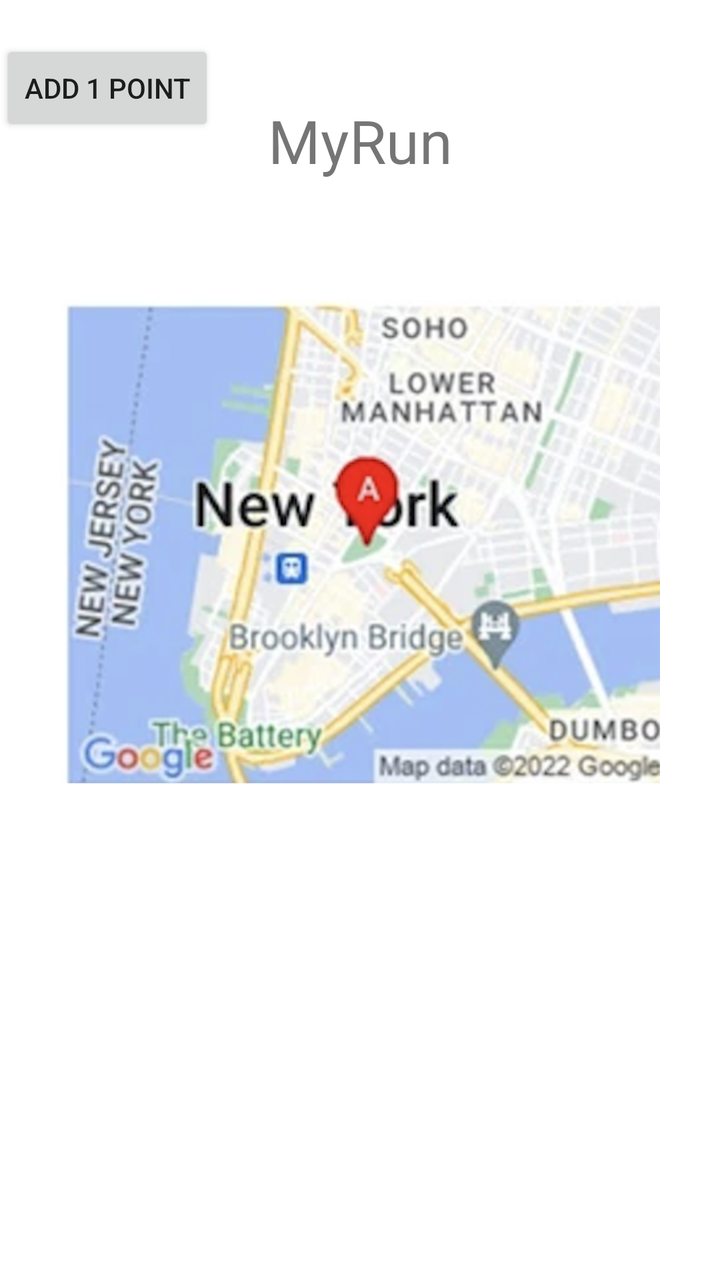
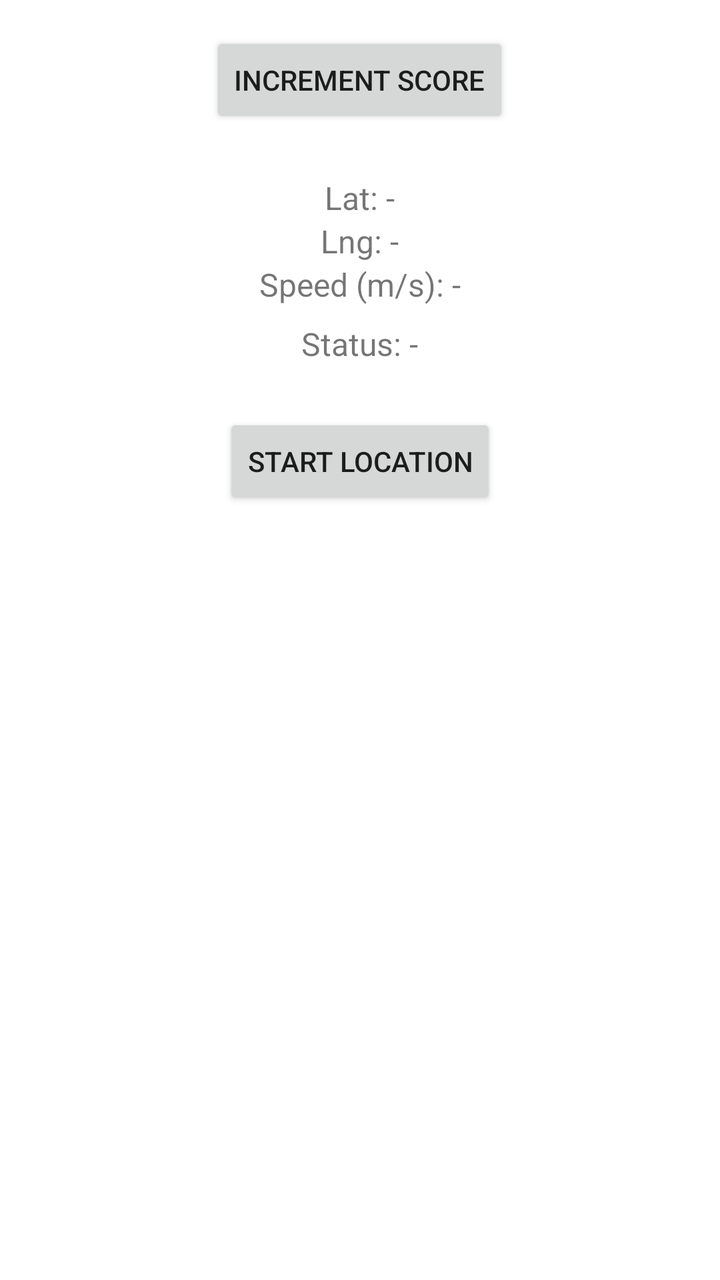

The first picture is an Android layout as it rendered before a commit; the second is the same layout after the commit. The layout source and the unified diff follow.
<!-- AndroidManifest.xml: application theme Theme.KeepPace -->
<!-- res/layout/fragment_my_run.xml -->
<?xml version="1.0" encoding="utf-8"?>
<FrameLayout xmlns:android="http://schemas.android.com/apk/res/android"
    xmlns:tools="http://schemas.android.com/tools"
    android:layout_width="match_parent"
    android:layout_height="match_parent"
    tools:context=".MyRun">

    <TextView
        android:layout_width="match_parent"
        android:layout_height="match_parent"
        android:textSize="30sp"
        android:gravity="top|center"
        android:layout_marginTop="50dp"
        android:text="MyRun" />

    <ImageView
        android:id="@+id/mapBackground"
        android:layout_width="match_parent"
        android:layout_height="wrap_content"
        android:adjustViewBounds="true"
        android:layout_marginTop="150dp"
        android:layout_marginLeft="30sp"
        android:layout_marginRight="30sp"
        android:scaleType="centerCrop"
        android:src="@drawable/mapexample" />

    <Button
        android:id="@+id/buttonIncrementScore"
        android:layout_width="wrap_content"
        android:layout_height="wrap_content"
        android:text="Add 1 Point"
        android:layout_marginTop="20dp"/>




</FrameLayout>
<!-- resources referenced by this layout -->
<resources>
  <!-- drawable mapexample: png bitmap (drawable, 314200 bytes) -->
  <style name="Theme.KeepPace" parent="Theme.MaterialComponents.DayNight.NoActionBar">
          
          <item name="colorPrimary">@color/keep_pace_teal</item>
          <item name="colorPrimaryVariant">@color/black</item>
          <item name="android:statusBarColor">@color/keep_pace_teal</item>
          <item name="android:windowLightStatusBar">true</item>
      </style>
  <color name="keep_pace_teal">#009688</color>
  <color name="black">#FF000000</color>
</resources>

<!-- the commit's change to res/layout/fragment_my_run.xml (unified diff, before → after) -->
@@ -1,37 +1,57 @@
 <?xml version="1.0" encoding="utf-8"?>
-<FrameLayout xmlns:android="http://schemas.android.com/apk/res/android"
-    xmlns:tools="http://schemas.android.com/tools"
+<LinearLayout xmlns:android="http://schemas.android.com/apk/res/android"
+    android:id="@+id/rootLayout"
+    android:orientation="vertical"
+    android:padding="16dp"
+    android:gravity="center_horizontal"
     android:layout_width="match_parent"
-    android:layout_height="match_parent"
-    tools:context=".MyRun">
+    android:layout_height="match_parent">
 
-    <TextView
-        android:layout_width="match_parent"
-        android:layout_height="match_parent"
-        android:textSize="30sp"
-        android:gravity="top|center"
-        android:layout_marginTop="50dp"
-        android:text="MyRun" />
-
-    <ImageView
-        android:id="@+id/mapBackground"
-        android:layout_width="match_parent"
-        android:layout_height="wrap_content"
-        android:adjustViewBounds="true"
-        android:layout_marginTop="150dp"
-        android:layout_marginLeft="30sp"
-        android:layout_marginRight="30sp"
-        android:scaleType="centerCrop"
-        android:src="@drawable/mapexample" />
-
+    
     <Button
         android:id="@+id/buttonIncrementScore"
         android:layout_width="wrap_content"
         android:layout_height="wrap_content"
-        android:text="Add 1 Point"
-        android:layout_marginTop="20dp"/>
+        android:text="Increment Score" />
 
+    
+    <TextView
+        android:id="@+id/textLat"
+        android:layout_width="wrap_content"
+        android:layout_height="wrap_content"
+        android:text="Lat: -"
+        android:textSize="16sp"
+        android:layout_marginTop="24dp" />
 
+    <TextView
+        android:id="@+id/textLng"
+        android:layout_width="wrap_content"
+        android:layout_height="wrap_content"
+        android:text="Lng: -"
+        android:textSize="16sp" />
 
+    <TextView
+        android:id="@+id/textSpeed"
+        android:layout_width="wrap_content"
+        android:layout_height="wrap_content"
+        android:text="Speed (m/s): -"
+        android:textSize="16sp" />
 
-</FrameLayout>
+    
+    <TextView
+        android:id="@+id/textStatus"
+        android:layout_width="wrap_content"
+        android:layout_height="wrap_content"
+        android:text="Status: -"
+        android:textSize="16sp"
+        android:layout_marginTop="8dp" />
+
+    
+    <Button
+        android:id="@+id/buttonStartLocation"
+        android:layout_width="wrap_content"
+        android:layout_height="wrap_content"
+        android:text="Start Location"
+        android:layout_marginTop="24dp" />
+
+</LinearLayout>
<!-- resource entries referenced after the edit -->
@@ -1,6 +1,5 @@
 <!-- resources referenced by this layout -->
 <resources>
-  <!-- drawable mapexample: png bitmap (drawable, 314200 bytes) -->
   <style name="Theme.KeepPace" parent="Theme.MaterialComponents.DayNight.NoActionBar">
           
           <item name="colorPrimary">@color/keep_pace_teal</item>
